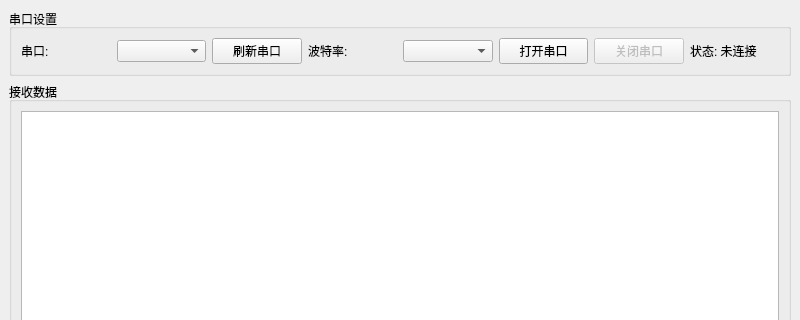
Old version of the form src/Frequency_analyzer.ui in the repository lemonsuqing/Frequency_analyzer; both pictures show x 0 to 800 and y 0 to 320 of the 800 by 600 pixel window.
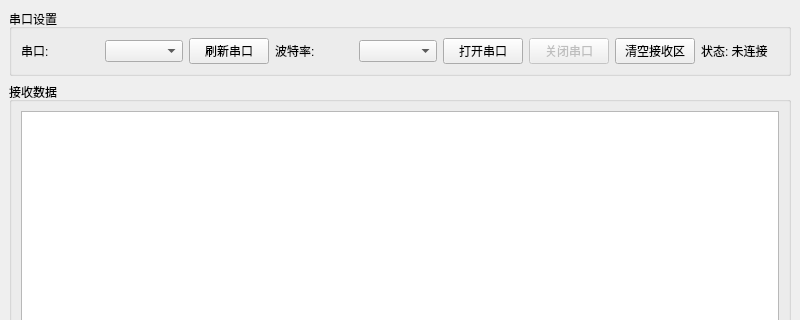
New version of the form.

Commit message: V0.1.1 功能建设：新增接收区清除功能

The edit to the form file:
```diff
--- a/src/Frequency_analyzer.ui
+++ b/src/Frequency_analyzer.ui
@@ -68,6 +68,16 @@
          </property>
         </widget>
        </item>
+       <item>
+        <widget class="QPushButton" name="clearButton">
+         <property name="text">
+          <string>清空接收区</string>
+         </property>
+         <property name="toolTip">
+          <string>清空接收区内容</string>
+         </property>
+        </widget>
+       </item>
        <item>
         <widget class="QLabel" name="statusLabel">
          <property name="text">
```
The commit also changes 3 other files.
